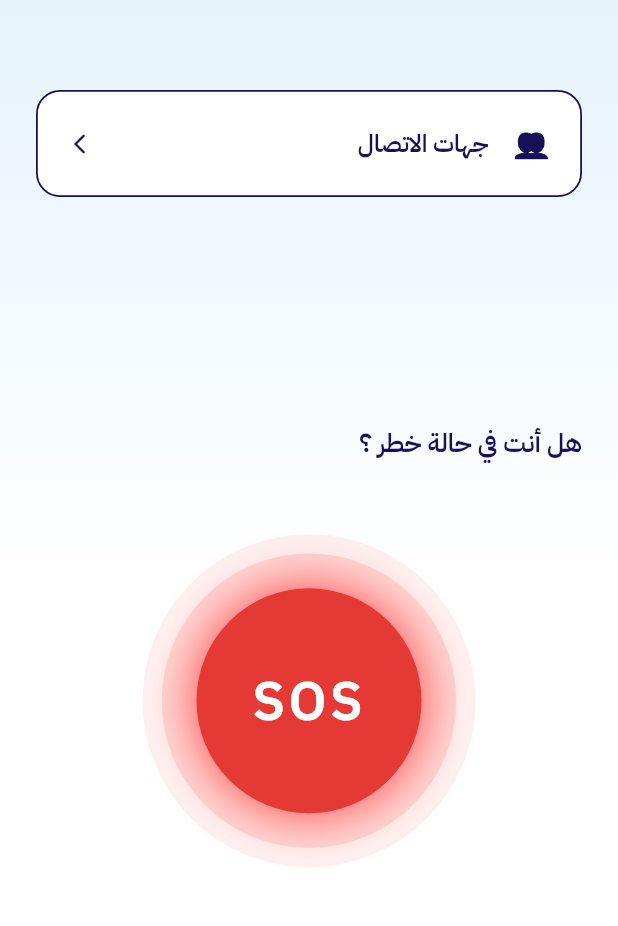
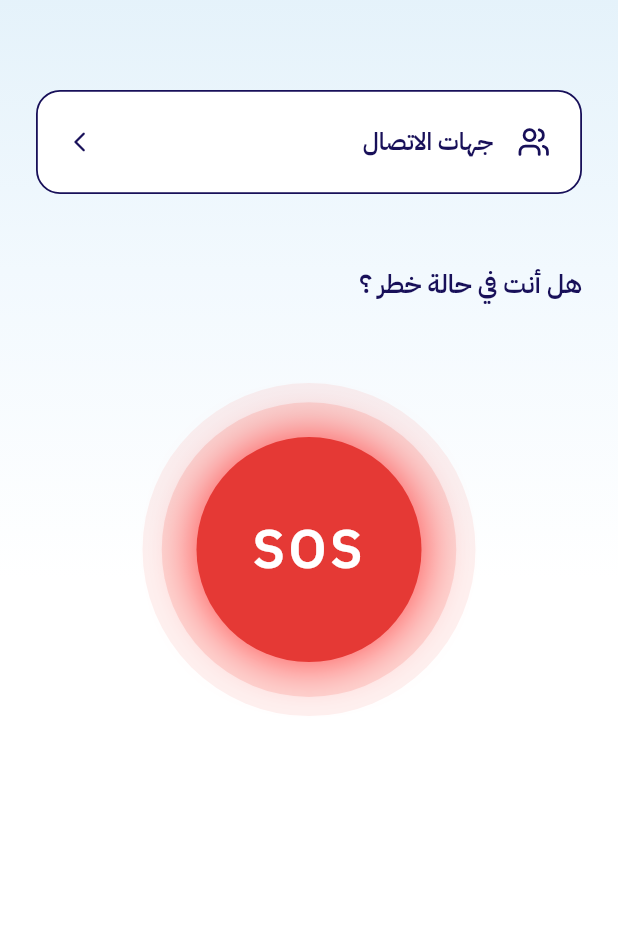
Before and after one commit to raghadzworld/2025-GP1-1, a Flutter app: the EmergencyScreen screen opened directly, on a phone screen of 412 x 824 dp, the part 162-1088 px from its top. Run offline on Flutter 3.47's test engine with Material 3 defaults, Android fonts, the phone set to English and light mode, and no system bars; our stand-ins replace cloud_firestore, cloud_functions, firebase_auth, firebase_core, flutter_animate, geolocator and 5 more; missing offline and left inert: flutter_sound, record; accounts and stored records are empty.

Commit message:
Polish splash screen animation and emergency/contacts screen details
- Redesign the splash screen with a fade/scale-in logo animation instead
  of the previous blank placeholder screen.
- Rework the emergency screen: outline-style contacts icon, taller
  contacts card, and move the SOS prompt + button back into normal flow
  right under the contacts button instead of being vertically centered.
- Fix the contacts search field border to follow real focus state
  (grey when idle, dark blue when focused) instead of the theme's
  default light-blue focus outline bleeding through.

```diff
--- a/lib/screens/emergency_screen.dart
+++ b/lib/screens/emergency_screen.dart
@@ -1,4 +1,5 @@
 import 'package:flutter/material.dart';
+import 'package:lucide_icons/lucide_icons.dart';
 import 'dart:async';
 import 'dart:io' show Platform;
 import 'package:firebase_auth/firebase_auth.dart';
@@ -202,7 +203,9 @@ class _EmergencyScreenState extends State<EmergencyScreen>
           : 'غير متاح';
 
       final message =
-          'أنا في خطر أحتاج إلى المساعدة 🚨\n\nهذا الموقع الخاص بي:\n$mapsLink';
+          '🚨 أحتاج للمساعدة العاجلة\n'
+          'موقعي: $mapsLink\n'
+          'إذا لم تستطع الوصول، الرجاء الاتصال بالطوارئ (911 أو الرقم المحلي)';
 
       // 4. فتح تطبيق الرسائل مع تعبئة الأرقام والرسالة مسبقاً
       final separator = Platform.isIOS ? ';' : ',';
@@ -257,13 +260,7 @@ class _EmergencyScreenState extends State<EmergencyScreen>
                     children: [
                       const SizedBox(height: 12),
                       _buildContactsButton(),
-                      Expanded(
-                        child: Center(
-                          child: SizedBox(
-                            width: double.infinity,
-                            child: Column(
-                              mainAxisSize: MainAxisSize.min,
-                              children: [
+                      const SizedBox(height: 40),
                       const Align(
                         alignment: Alignment.centerRight,
                         child: Text(
@@ -275,13 +272,8 @@ class _EmergencyScreenState extends State<EmergencyScreen>
                           ),
                         ),
                       ),
-                                const SizedBox(height: 75),
+                      const SizedBox(height: 80),
                       Center(child: _buildSOSButton()),
-                              ],
-                            ),
-                          ),
-                        ),
-                      ),
                     ],
                   ),
                 ),
@@ -377,7 +369,7 @@ class _EmergencyScreenState extends State<EmergencyScreen>
         ),
         borderRadius: BorderRadius.circular(20),
         child: Container(
-          padding: const EdgeInsets.symmetric(horizontal: 20, vertical: 20),
+          padding: const EdgeInsets.symmetric(horizontal: 20, vertical: 22),
           decoration: BoxDecoration(
             color: Colors.white,
             borderRadius: BorderRadius.circular(16),
@@ -385,12 +377,10 @@ class _EmergencyScreenState extends State<EmergencyScreen>
           ),
           child: Row(
             children: [
-              const ColorFiltered(
-                colorFilter: ColorFilter.mode(
-                  Color(0xFF181059),
-                  BlendMode.srcIn,
-                ),
-                child: Text('👥', style: TextStyle(fontSize: 20)),
+              const Icon(
+                LucideIcons.users,
+                size: 22,
+                color: Color(0xFF181059),
               ),
               const SizedBox(width: 16),
               const Text(
```
Also changed, not shown: lib/main.dart (+90 -13 lines), lib/screens/contacts_screen.dart (+12 -1 lines). Lines whose indentation alone changed are shown as unchanged.
